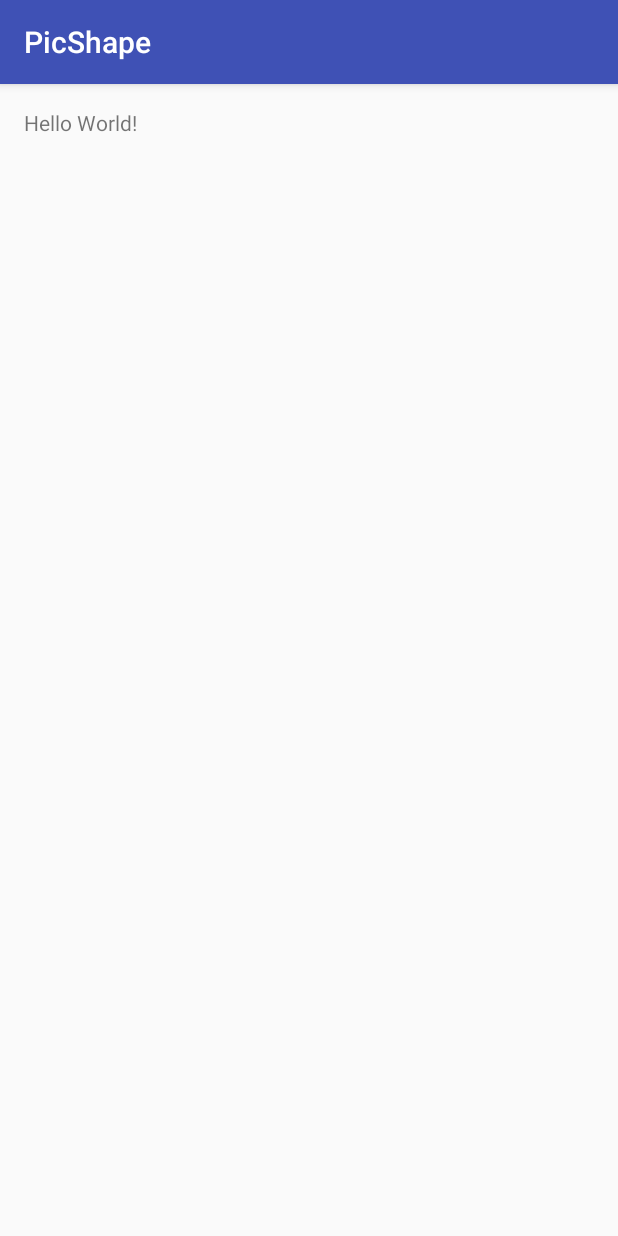
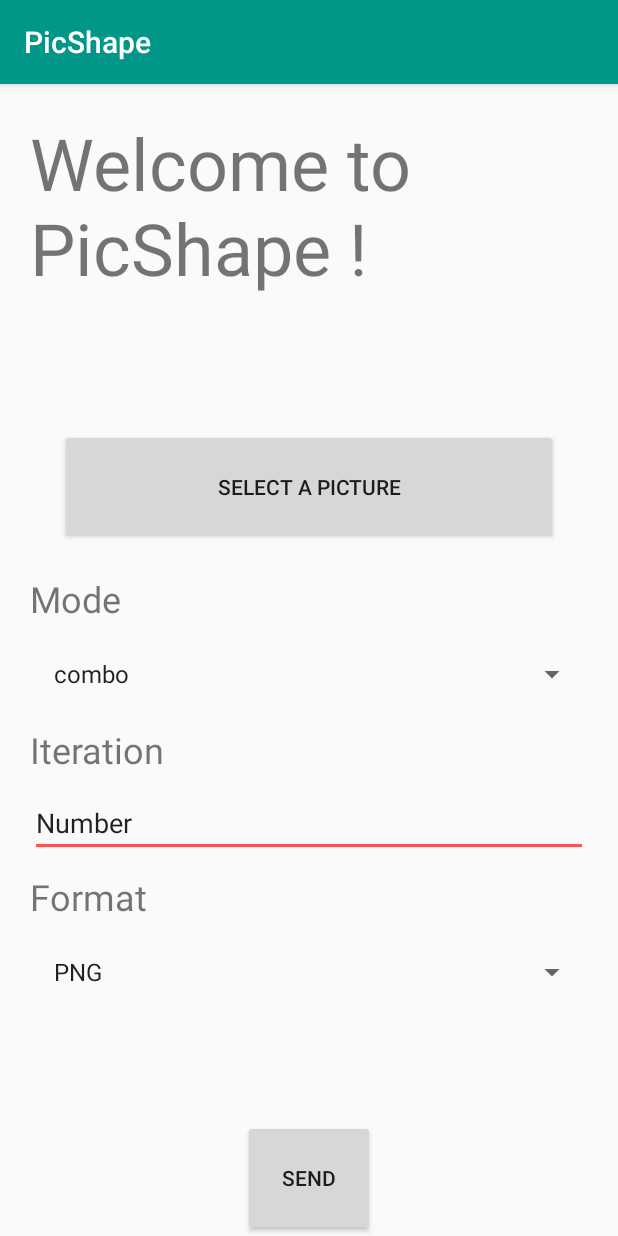
Before and after one commit to PicShape/android, an Android app: the screen it shows after launch (WelcomeActivity), on a phone screen of 412 x 824 dp. Run offline under Robolectric (Android 15) with nearby library versions, the phone set to English and light mode, and no system bars.

Commit message:
[ADD] Ajout d'une base graphique

```diff
--- a/PicShapeApp/app/src/main/java/com/example/android/picshape/WelcomeActivity.java
+++ b/PicShapeApp/app/src/main/java/com/example/android/picshape/WelcomeActivity.java
@@ -2,12 +2,83 @@ package com.example.android.picshape;
 
 import android.support.v7.app.AppCompatActivity;
 import android.os.Bundle;
+import android.util.Log;
+import android.view.View;
+import android.widget.ArrayAdapter;
+import android.widget.Button;
+import android.widget.EditText;
+import android.widget.Spinner;
+
+import java.lang.reflect.Array;
+import java.util.ArrayList;
+import java.util.Arrays;
 
 public class WelcomeActivity extends AppCompatActivity {
+
+    //View
+    private Button mSelectImageBtn;
+    private EditText mIterationEditText;
+    private Spinner mModeSpinner, mFormatSpinner;
 
     @Override
     protected void onCreate(Bundle savedInstanceState) {
         super.onCreate(savedInstanceState);
         setContentView(R.layout.activity_welcome);
+
+        //Init des composants graphiques
+        initComp();
+    }
+
+
+    /**
+     * Initialisation des composants graphique de l'activité
+     */
+    public void initComp(){
+
+
+        mSelectImageBtn = (Button) findViewById(R.id.select_btn);
+
+        mIterationEditText = (EditText) findViewById(R.id.iteration_editText);
+
+        mModeSpinner = (Spinner) findViewById(R.id.spinner_mode);
+
+        mFormatSpinner = (Spinner) findViewById(R.id.spinner_format);
+
+        fillSpinner();
+    }
+
+    /**
+     * Cette fonction ajoute les items aux listes déroulante
+     */
+    public void fillSpinner(){
+
+        ArrayList<String> modeArray = new ArrayList<String>(Arrays.asList("combo", "triangle", "rect", "ellipse", "circle", "rotatedrect", "beziers", "rotatedellipse", "polygon"));
+
+        ArrayAdapter<String> modeAdapter = new ArrayAdapter<String>(this, android.R.layout.simple_list_item_1, android.R.id.text1, modeArray);
+
+        ArrayList<String> formatArray = new ArrayList<String>(Arrays.asList("PNG", "JPG", "SVG", "GIF"));
+        ArrayAdapter<String> formatAdapter = new ArrayAdapter<String>(this, android.R.layout.simple_list_item_1, android.R.id.text1, formatArray);
+
+        mModeSpinner.setAdapter(modeAdapter);
+        mFormatSpinner.setAdapter(formatAdapter);
+    }
+
+    /**
+     * Envoi de la photo avec les parametres au serveur
+     */
+    public void sendPic(){
+
+        try {
+            int mode = mModeSpinner.getSelectedItemPosition();
+            String format = mFormatSpinner.getSelectedItem().toString();
+            int nbrIteration = Integer.parseInt(mIterationEditText.getText().toString());
+        }
+        catch (Exception ex){
+            Log.e("WELCOME ACTIVITY", "Error "+ex.getMessage());
+        }
+
+        //TODO getImage
+
+        //TODO Envoi
     }
 }
--- a/PicShapeApp/app/src/main/res/layout/activity_welcome.xml
+++ b/PicShapeApp/app/src/main/res/layout/activity_welcome.xml
@@ -1,17 +1,83 @@
 <?xml version="1.0" encoding="utf-8"?>
-<RelativeLayout xmlns:android="http://schemas.android.com/apk/res/android"
+<LinearLayout xmlns:android="http://schemas.android.com/apk/res/android"
     xmlns:tools="http://schemas.android.com/tools"
     android:id="@+id/activity_welcome"
     android:layout_width="match_parent"
     android:layout_height="match_parent"
-    android:paddingBottom="@dimen/activity_vertical_margin"
-    android:paddingLeft="@dimen/activity_horizontal_margin"
-    android:paddingRight="@dimen/activity_horizontal_margin"
-    android:paddingTop="@dimen/activity_vertical_margin"
+    android:orientation="vertical"
+    android:weightSum="2"
     tools:context="com.example.android.picshape.WelcomeActivity">
 
     <TextView
         android:layout_width="wrap_content"
-        android:layout_height="wrap_content"
-        android:text="Hello World!" />
-</RelativeLayout>
+        android:layout_height="0dp"
+        android:layout_weight="0.6"
+        android:textSize="48sp"
+        android:padding="20dp"
+        android:text="@string/welcome_text" />
+
+    <Button
+        android:id="@+id/select_btn"
+        android:layout_width="match_parent"
+        android:layout_height="0dp"
+        android:layout_weight="0.2"
+        android:text="@string/select_text"
+        android:layout_marginLeft="40dp"
+        android:layout_marginRight="40dp"
+        />
+
+    <LinearLayout
+        android:layout_width="match_parent"
+        android:layout_height="0dp"
+        android:layout_weight="1"
+        android:orientation="vertical"
+        android:padding="20dp">
+
+        <TextView
+            android:layout_width="wrap_content"
+            android:layout_height="wrap_content"
+            android:layout_marginBottom="10dp"
+            android:textSize="24sp"
+            android:text="@string/mode_text" />
+        <Spinner
+            android:layout_width="match_parent"
+            android:layout_height="wrap_content"
+            android:layout_marginBottom="10dp"
+            android:id="@+id/spinner_mode"/>
+        <TextView
+            android:layout_width="wrap_content"
+            android:layout_height="wrap_content"
+            android:layout_marginBottom="10dp"
+            android:textSize="24sp"
+            android:text="@string/iteration_text" />
+
+        <EditText
+            android:layout_width="match_parent"
+            android:layout_height="wrap_content"
+            android:layout_marginBottom="10dp"
+            android:inputType="text|number"
+            android:text="Number"
+            android:ems="10"
+            android:id="@+id/iteration_editText" />
+
+        <TextView
+            android:layout_width="wrap_content"
+            android:layout_height="wrap_content"
+            android:layout_marginBottom="10dp"
+            android:textSize="24sp"
+            android:text="@string/format_text" />
+
+        <Spinner
+            android:layout_width="match_parent"
+            android:layout_height="wrap_content"
+            android:id="@+id/spinner_format" />
+
+    </LinearLayout>
+
+    <Button
+        android:layout_width="wrap_content"
+        android:layout_height="0dp"
+        android:layout_weight="0.2"
+        android:layout_gravity="center_horizontal"
+        android:text="@string/send_text"/>
+</LinearLayout>
--- a/PicShapeApp/app/src/main/res/values/colors.xml
+++ b/PicShapeApp/app/src/main/res/values/colors.xml
@@ -3,4 +3,13 @@
     <color name="colorPrimary">#3F51B5</color>
     <color name="colorPrimaryDark">#303F9F</color>
     <color name="colorAccent">#FF4081</color>
+
+    <color name="primary">#009688</color>
+    <color name="primary_dark">#00796B</color>
+    <color name="primary_light">#B2DFDB</color>
+    <color name="accent">#FF5252</color>
+    <color name="primary_text">#212121</color>
+    <color name="secondary_text">#757575</color>
+    <color name="icons">#FFFFFF</color>
+    <color name="divider">#BDBDBD</color>
 </resources>
--- a/PicShapeApp/app/src/main/res/values/strings.xml
+++ b/PicShapeApp/app/src/main/res/values/strings.xml
@@ -1,3 +1,10 @@
 <resources>
     <string name="app_name">PicShape</string>
+
+    <string name="welcome_text">Welcome to PicShape !</string>
+    <string name="mode_text">Mode</string>
+    <string name="iteration_text">Iteration</string>
+    <string name="format_text">Format</string>
+    <string name="select_text">Select a picture</string>
+    <string name="send_text">Send</string>
 </resources>
--- a/PicShapeApp/app/src/main/res/values/styles.xml
+++ b/PicShapeApp/app/src/main/res/values/styles.xml
@@ -3,9 +3,10 @@
     <!-- Base application theme. -->
     <style name="AppTheme" parent="Theme.AppCompat.Light.DarkActionBar">
         <!-- Customize your theme here. -->
-        <item name="colorPrimary">@color/colorPrimary</item>
-        <item name="colorPrimaryDark">@color/colorPrimaryDark</item>
-        <item name="colorAccent">@color/colorAccent</item>
+        <item name="colorPrimary">@color/primary</item>
+        <item name="colorPrimaryDark">@color/primary_dark</item>
+        <item name="colorAccent">@color/accent</item>
     </style>
 
+
 </resources>
```
